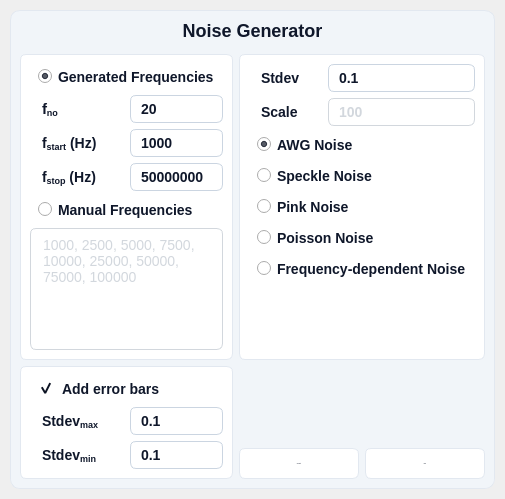
Above: ui/noise_widget.ui from IoanTivig/OpenDEP_View before the change. Below: the same form after it.
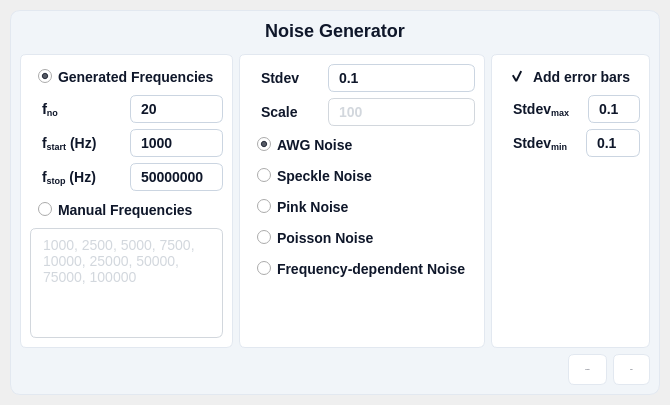
That is the form after the change. Icons and pictures are not drawn.

Commit message: Fully functional. For now in beta. Changed some UI stuff.

What changed in the file:
```diff
--- a/ui/noise_widget.ui
+++ b/ui/noise_widget.ui
@@ -6,8 +6,8 @@
    <rect>
     <x>0</x>
     <y>0</y>
-    <width>482</width>
-    <height>499</height>
+    <width>648</width>
+    <height>405</height>
    </rect>
   </property>
   <property name="windowTitle">
@@ -44,16 +44,16 @@
        <number>0</number>
       </property>
       <property name="leftMargin">
-       <number>0</number>
+       <number>9</number>
       </property>
       <property name="topMargin">
        <number>5</number>
       </property>
       <property name="rightMargin">
-       <number>0</number>
+       <number>9</number>
       </property>
       <property name="bottomMargin">
-       <number>0</number>
+       <number>9</number>
       </property>
       <item>
        <widget class="QLabel" name="label_27">
@@ -80,18 +80,18 @@
         <property name="styleSheet">
          <string notr="true">border: none;</string>
         </property>
-        <layout class="QGridLayout" name="gridLayout_2" rowstretch="1,0" columnstretch="1,0">
+        <layout class="QGridLayout" name="gridLayout_2" rowstretch="1,0" columnstretch="1,0,0">
          <property name="leftMargin">
-          <number>9</number>
+          <number>0</number>
          </property>
          <property name="topMargin">
           <number>9</number>
          </property>
          <property name="rightMargin">
-          <number>9</number>
+          <number>0</number>
          </property>
          <property name="bottomMargin">
-          <number>9</number>
+          <number>6</number>
          </property>
          <item row="0" column="1">
           <widget class="QFrame" name="pyqt5_frame_buffer_group_2">
@@ -850,7 +850,7 @@
            </layout>
           </widget>
          </item>
-         <item row="1" column="0">
+         <item row="0" column="2">
           <widget class="QFrame" name="pyqt5_frame_buffer_group_3">
            <property name="layoutDirection">
             <enum>Qt::LeftToRight</enum>
@@ -1074,16 +1074,8 @@
               </item>
              </layout>
             </item>
-           </layout>
-          </widget>
-         </item>
-         <item row="1" column="1">
-          <layout class="QVBoxLayout" name="verticalLayout">
-           <property name="topMargin">
-            <number>0</number>
-           </property>
            <item>
-            <spacer name="verticalSpacer">
+             <spacer name="verticalSpacer_2">
              <property name="orientation">
               <enum>Qt::Vertical</enum>
              </property>
@@ -1095,8 +1087,18 @@
              </property>
             </spacer>
            </item>
+           </layout>
+          </widget>
+         </item>
+        </layout>
+       </widget>
+      </item>
            <item>
-            <layout class="QHBoxLayout" name="horizontalLayout_33" stretch="0,0">
+       <widget class="QFrame" name="">
+        <property name="styleSheet">
+         <string notr="true">border: None;</string>
+        </property>
+        <layout class="QHBoxLayout" name="horizontalLayout_33" stretch="0,0,0">
              <property name="leftMargin">
               <number>0</number>
              </property>
@@ -1109,6 +1111,19 @@
              <property name="bottomMargin">
               <number>0</number>
              </property>
+         <item>
+          <spacer name="horizontalSpacer">
+           <property name="orientation">
+            <enum>Qt::Horizontal</enum>
+           </property>
+           <property name="sizeHint" stdset="0">
+            <size>
+             <width>40</width>
+             <height>20</height>
+            </size>
+           </property>
+          </spacer>
+         </item>
              <item>
               <widget class="QPushButton" name="pyqt5_button_generate_scatter">
                <property name="enabled">
@@ -1235,13 +1250,9 @@
 }</string>
                </property>
                <property name="text">
-                <string>Back</string>
-               </property>
-              </widget>
-             </item>
-            </layout>
-           </item>
-          </layout>
+            <string>Close</string>
+           </property>
+          </widget>
          </item>
         </layout>
        </widget>
```
Lines whose indentation alone changed are shown as unchanged. The commit also changes 7 other files.
